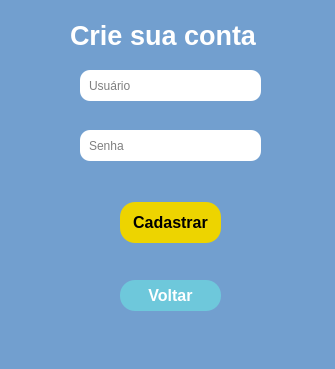
Above: interfaces/tela_cadastro.ui from ipedromotta/login-desktop before the change. Below: the same form after it.
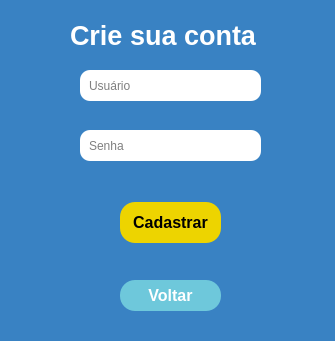
That is the form after the change.

What changed in the file:
```diff
--- a/interfaces/tela_cadastro.ui
+++ b/interfaces/tela_cadastro.ui
@@ -7,14 +7,26 @@
     <x>0</x>
     <y>0</y>
     <width>335</width>
-    <height>369</height>
+    <height>341</height>
    </rect>
   </property>
+  <property name="minimumSize">
+   <size>
+    <width>335</width>
+    <height>341</height>
+   </size>
+  </property>
+  <property name="maximumSize">
+   <size>
+    <width>335</width>
+    <height>341</height>
+   </size>
+  </property>
   <property name="windowTitle">
    <string>MainWindow</string>
   </property>
   <property name="styleSheet">
-   <string notr="true">background-color: rgb(114, 159, 207);</string>
+   <string notr="true">background-color: rgb(57, 130, 195);</string>
   </property>
   <widget class="QWidget" name="centralwidget">
    <widget class="QLabel" name="label">
@@ -59,6 +71,9 @@
     <property name="text">
      <string>Cadastrar</string>
     </property>
+    <property name="default">
+     <bool>true</bool>
+    </property>
    </widget>
    <widget class="QLineEdit" name="lineEdit">
     <property name="geometry">
@@ -171,17 +186,6 @@
    <zorder>label_5</zorder>
    <zorder>label_4</zorder>
   </widget>
-  <widget class="QMenuBar" name="menubar">
-   <property name="geometry">
-    <rect>
-     <x>0</x>
-     <y>0</y>
-     <width>335</width>
-     <height>21</height>
-    </rect>
-   </property>
-  </widget>
-  <widget class="QStatusBar" name="statusbar"/>
  </widget>
  <resources/>
  <connections/>
```
Left out of the diff: 17 changed lines with no effect on the pictures.
